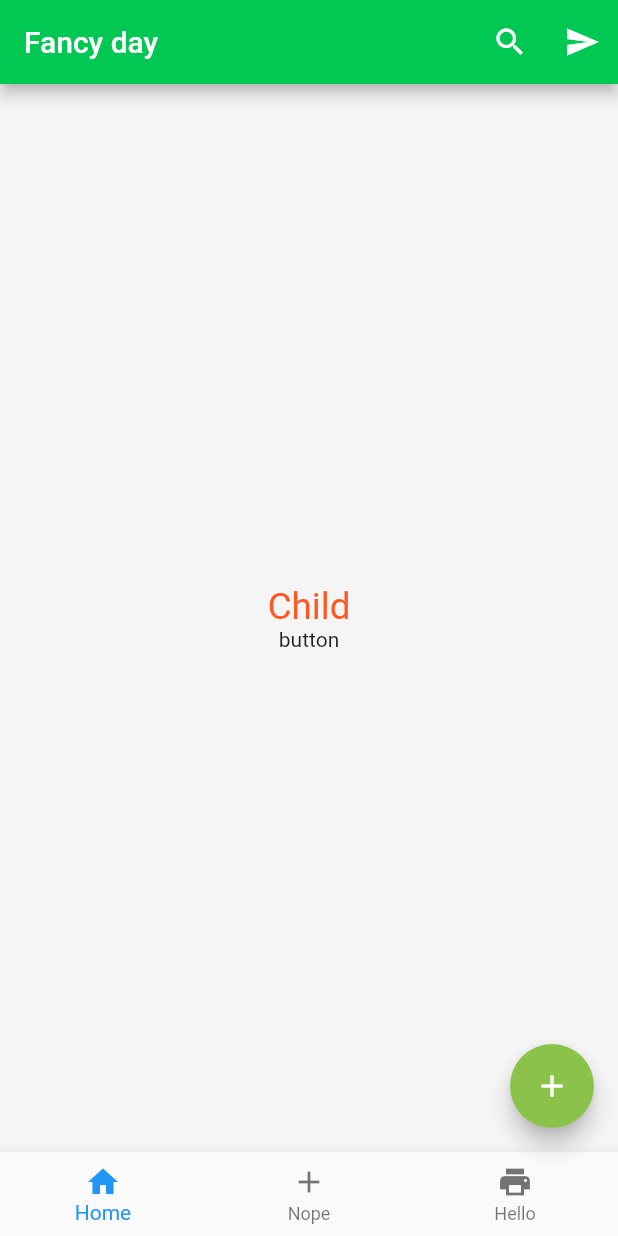
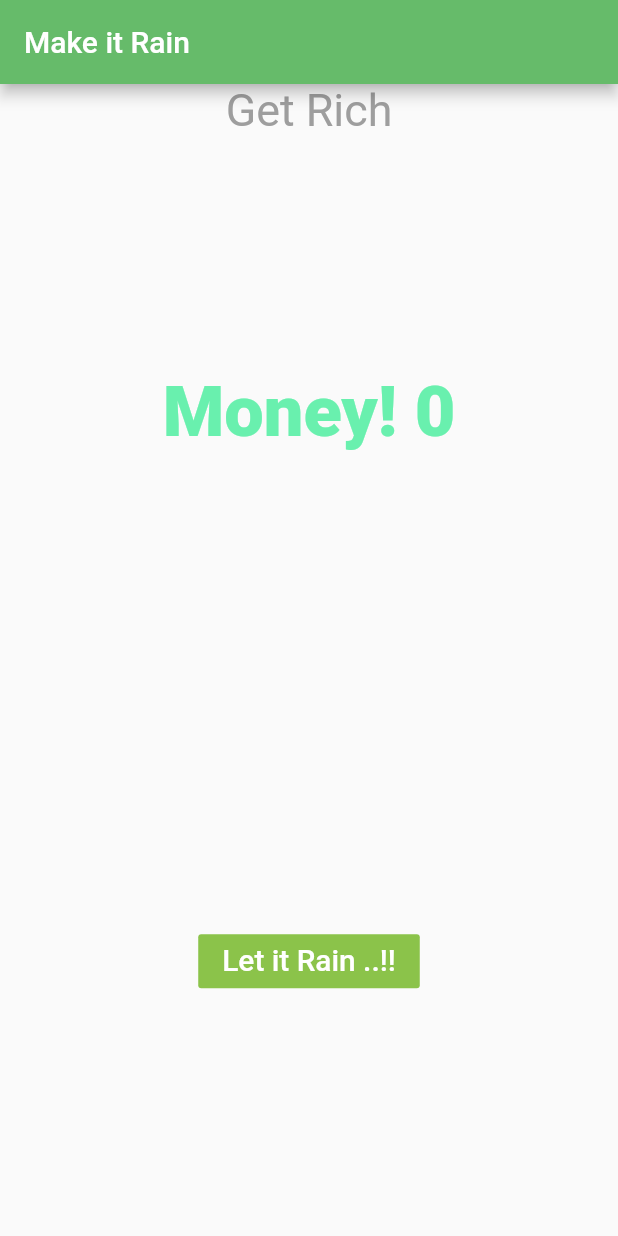
Before and after one commit to mukesh525/flutter_app, a Flutter app: the screen it shows after launch, on a phone screen of 412 x 824 dp. Run offline on Flutter 3.47's test engine with Material 2 defaults, Android fonts, the phone set to English and light mode, and no system bars.

```diff
--- a/lib/main.dart
+++ b/lib/main.dart
@@ -1,12 +1,19 @@
 import 'package:flutter/material.dart';
-import 'package:flutter_app/ui/home.dart';
-import 'package:flutter_app/ui/scaffold_demo.dart';
-import 'package:flutter_app/ui/welcome_home.dart';
+import './ui/Gesture_home.dart';
+import './ui/MakeItRain.dart';
 
+//void main() {
+//  runApp(new MaterialApp(
+//    title: "Welcome App",
+//    home: new Scaffold_Demo(),
+//  ));
 
+//gesture_detector
 void main() {
+  var title = "Make it Rain";
   runApp(new MaterialApp(
-    title: "Welcome App",
-    home: new Scaffold_Demo(),
+    title: title,
+    home: new MakeItRain(title: title),
+
   ));
 }
--- /dev/null
+++ b/lib/ui/MakeItRain.dart
@@ -0,0 +1,71 @@
+import 'package:flutter/material.dart';
+
+class MakeItRain extends StatefulWidget {
+  final String title;
+
+  MakeItRain({key, this.title}) : super();
+
+  @override
+  State<StatefulWidget> createState() {
+    // TODO: implement createState
+    return new MakeItRainState(title: title);
+  }
+}
+
+class MakeItRainState extends State<MakeItRain> {
+  final String title;
+
+  MakeItRainState({key, this.title}) : super();
+  int _moneyCounter = 0;
+
+  void _rainMoney() {
+    setState(() {
+      _moneyCounter += 100;
+    });
+  }
+
+  @override
+  Widget build(BuildContext context) {
+    // TODO: implement build
+    return new Scaffold(
+      appBar: new AppBar(
+        title: new Text(title),
+        backgroundColor: Colors.green.shade400,
+      ),
+      body: new Container(
+        child: new Column(
+          children: <Widget>[
+            new Center(
+                child: new Text(
+              "Get Rich",
+              style: new TextStyle(
+                  color: Colors.grey,
+                  fontWeight: FontWeight.w400,
+                  fontSize: 29.9),
+            )),
+            new Expanded(
+              child: new Center(
+                  child: new Text(
+                "Money! $_moneyCounter",
+                style: new TextStyle(
+                    color: Colors.greenAccent,
+                    fontWeight: FontWeight.w800,
+                    fontSize: 46.9),
+              )),
+            ),
+            new Expanded(
+                child: new Center(
+                    child: new FlatButton(
+                      color: Colors.lightGreen,
+                        textColor: Colors.white,
+                        onPressed: _rainMoney,
+                        child: new Text(
+                          "Let it Rain ..!!",
+                          style: new TextStyle(fontSize: 19.9),
+                        ))))
+          ],
+        ),
+      ),
+    );
+  }
+}
```
Also changed, not shown: lib/ui/Gesture_home.dart (added, +43 -0 lines).
